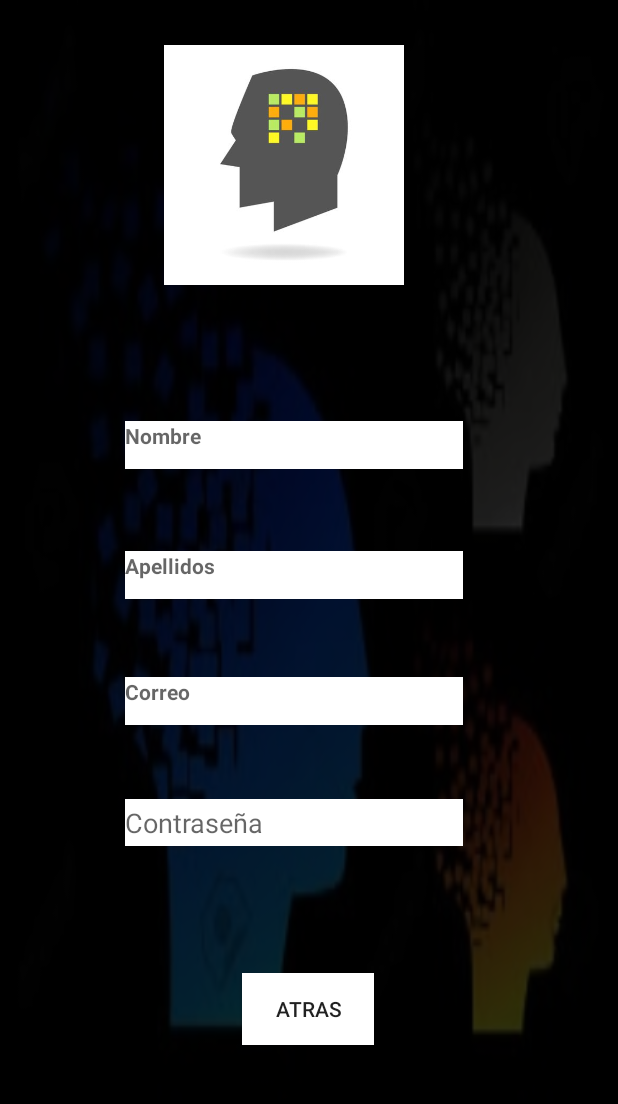
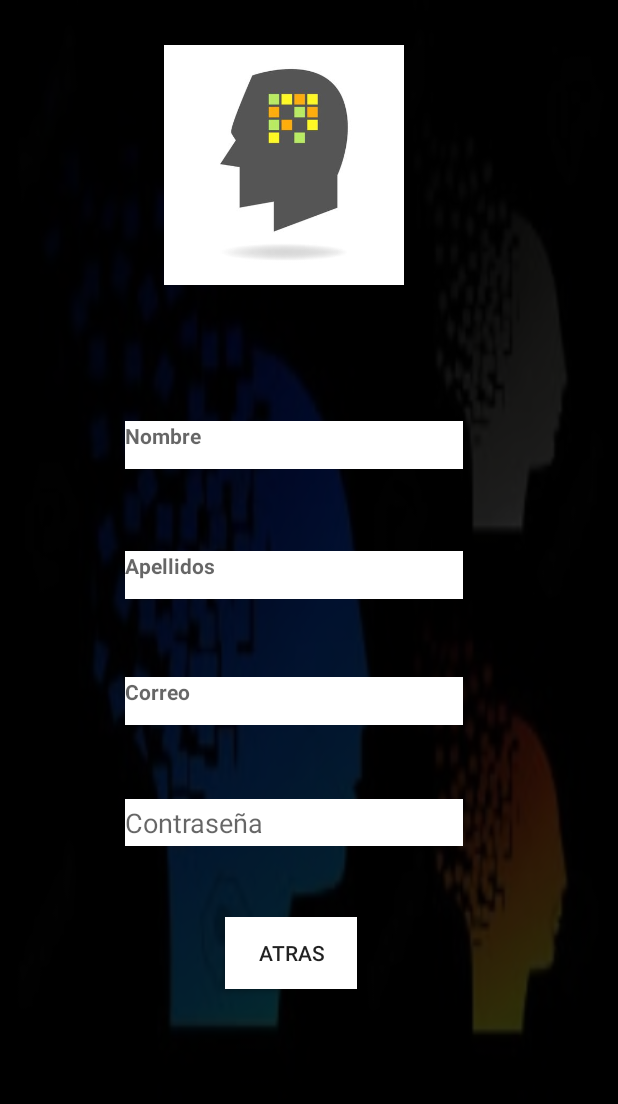
Before and after one commit to AdrianGCS/Proyecto-de-Fin-de-Grado, an Android app: the Principal screen opened directly, with no data from a screen before it, on a phone screen of 412 x 824 dp, the part 84-1188 px from its top. Run offline under Robolectric (Android 15) with nearby library versions, the phone set to English and light mode, and no system bars.

Commit message:
subido esta XD

```diff
--- a/Proyecto/app/src/main/res/layout/activity_principal.xml
+++ b/Proyecto/app/src/main/res/layout/activity_principal.xml
@@ -33,10 +33,10 @@
         android:text="ATRAS"
         app:layout_constraintBottom_toBottomOf="parent"
         app:layout_constraintEnd_toEndOf="parent"
-        app:layout_constraintHorizontal_bias="0.498"
+        app:layout_constraintHorizontal_bias="0.462"
         app:layout_constraintStart_toStartOf="parent"
         app:layout_constraintTop_toTopOf="parent"
-        app:layout_constraintVertical_bias="0.91" />
+        app:layout_constraintVertical_bias="0.857" />
 
     <TextView
         android:id="@+id/nombre"
```
Also changed, not shown: Proyecto/app/src/main/res/layout/activity_login.xml (+16 -4 lines).
